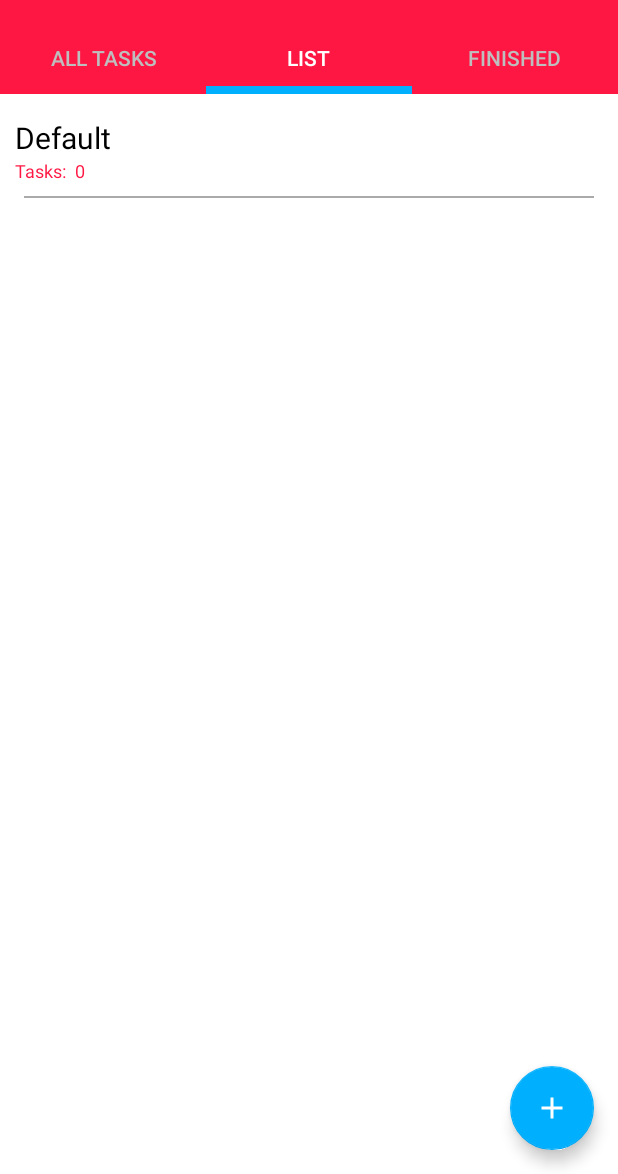
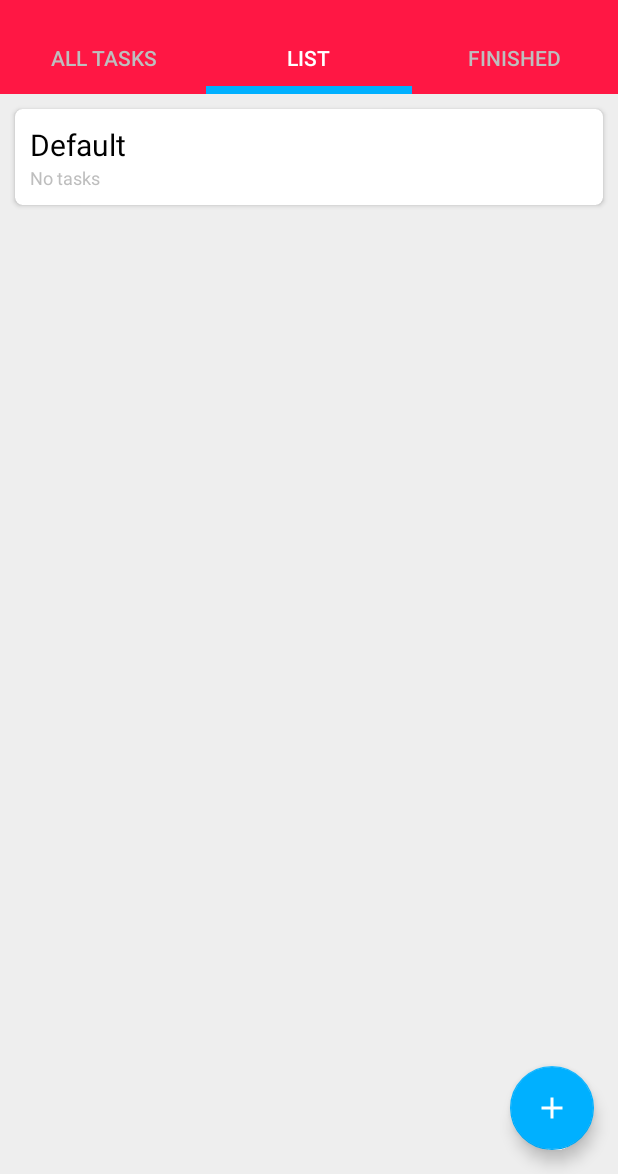
Before and after one commit to BiaChacon/ToDoList, an Android app: the screen it shows after launch (MainActivity), tab 2 chosen, on a phone screen of 412 x 824 dp, the part 62-1236 px from its top. Run offline under Robolectric (Android 15) with nearby library versions, the phone set to English and light mode, and no system bars; our stand-ins replace Room's generated code.

Commit message:
layout inflater

```diff
--- a/app/src/main/java/com/biachacon/todolist/recycler/ToDoListAdapter.kt
+++ b/app/src/main/java/com/biachacon/todolist/recycler/ToDoListAdapter.kt
@@ -40,6 +40,13 @@ class ToDoListAdapter (var c: Context, var toDoList:MutableList<ToDoList>) : Rec
         var toDoListAtual = toDoList[position]
 
         holder.qtdTasks.text = toDoListAtual.qtd_taks.toString()
+
+        if (toDoListAtual.qtd_taks <= 0) {
+            holder.noTasks.visibility = View.VISIBLE
+        }else{
+            holder.layoutQtdTasks.visibility = View.VISIBLE
+        }
+
         holder.nameToDoList.text = toDoListAtual.name
 
         if (position <= 0){
--- a/app/src/main/java/com/biachacon/todolist/recycler/ToDoListViewHolder.kt
+++ b/app/src/main/java/com/biachacon/todolist/recycler/ToDoListViewHolder.kt
@@ -2,6 +2,7 @@ package com.biachacon.todolist.recycler
 
 import android.view.View
 import android.widget.ImageButton
+import android.widget.LinearLayout
 import android.widget.TextView
 import androidx.recyclerview.widget.RecyclerView
 import com.biachacon.todolist.R
@@ -12,12 +13,16 @@ class ToDoListViewHolder(v : View) : RecyclerView.ViewHolder(v)  {
     val qtdTasks: TextView
     val editBt: ImageButton
     val deleteBt: ImageButton
+    val layoutQtdTasks: LinearLayout
+    val noTasks: TextView
 
     init {
         nameToDoList = v.findViewById(R.id.nameToDoList)
         qtdTasks = v.findViewById(R.id.qtdTasks)
         editBt = v.findViewById(R.id.editBt)
         deleteBt = v.findViewById(R.id.deleteBt)
+        layoutQtdTasks = v.findViewById(R.id.layoutQtdTasks)
+        noTasks = v.findViewById(R.id.noTasks)
     }
 
 }
--- a/app/src/main/res/layout/layout_fragment1.xml
+++ b/app/src/main/res/layout/layout_fragment1.xml
@@ -3,7 +3,8 @@
     xmlns:tools="http://schemas.android.com/tools"
     android:layout_width="match_parent"
     android:layout_height="match_parent"
-    tools:context=".fragments.Fragment1">
+    tools:context=".fragments.Fragment1"
+    android:background="@color/background">
 
     <!-- TODO: Update blank fragment layout -->
 
--- a/app/src/main/res/layout/layout_fragment2.xml
+++ b/app/src/main/res/layout/layout_fragment2.xml
@@ -3,7 +3,8 @@
     xmlns:tools="http://schemas.android.com/tools"
     android:layout_width="match_parent"
     android:layout_height="match_parent"
-    tools:context=".fragments.Fragment2">
+    tools:context=".fragments.Fragment2"
+    android:background="@color/background">
 
     <!-- TODO: Update blank fragment layout -->
 
--- a/app/src/main/res/layout/layout_fragment3.xml
+++ b/app/src/main/res/layout/layout_fragment3.xml
@@ -3,7 +3,8 @@
     xmlns:tools="http://schemas.android.com/tools"
     android:layout_width="match_parent"
     android:layout_height="match_parent"
-    tools:context=".fragments.Fragment3">
+    tools:context=".fragments.Fragment3"
+    android:background="@color/background">
 
     <!-- TODO: Update blank fragment layout -->
 
--- a/app/src/main/res/layout/todolist_inflater.xml
+++ b/app/src/main/res/layout/todolist_inflater.xml
@@ -1,14 +1,22 @@
 <?xml version="1.0" encoding="utf-8"?>
-<FrameLayout xmlns:android="http://schemas.android.com/apk/res/android"
+<androidx.cardview.widget.CardView xmlns:android="http://schemas.android.com/apk/res/android"
+    xmlns:app="http://schemas.android.com/apk/res-auto"
+    xmlns:tools="http://schemas.android.com/tools"
     android:layout_width="match_parent"
     android:layout_height="wrap_content"
-    android:background="@color/write">
+    android:layout_margin="10dp"
+    android:clickable="true"
+    android:focusable="true"
+    android:foreground="?android:attr/selectableItemBackground"
+    app:cardBackgroundColor="@color/write"
+    app:cardCornerRadius="5dp"
+    tools:ignore="MissingDefaultResource">
 
     <LinearLayout
         android:layout_width="wrap_content"
         android:layout_height="match_parent"
-        android:layout_marginTop="5sp"
-        android:orientation="horizontal">
+        android:orientation="horizontal"
+        android:layout_marginBottom="10sp">
 
         <LinearLayout
             android:layout_width="wrap_content"
@@ -25,11 +33,22 @@
                 android:textColor="@color/black"
                 android:textSize="20sp" />
 
+            <TextView
+                android:id="@+id/noTasks"
+                android:layout_width="wrap_content"
+                android:layout_height="wrap_content"
+                android:layout_marginLeft="10dp"
+                android:text="No tasks"
+                android:textColor="@color/grey"
+                android:textSize="12sp"
+                android:visibility="gone"/>
+
             <LinearLayout
+                android:id="@+id/layoutQtdTasks"
                 android:layout_width="match_parent"
                 android:layout_height="match_parent"
                 android:orientation="horizontal"
-                android:layout_marginBottom="10sp">
+                android:visibility="gone">
 
                 <TextView
                     android:layout_width="wrap_content"
@@ -56,7 +75,6 @@
     <LinearLayout
         android:layout_width="match_parent"
         android:layout_height="match_parent"
-        android:layout_marginTop="5sp"
         android:layout_marginRight="10sp"
         android:gravity="right">
 
@@ -68,7 +86,7 @@
             android:layout_marginRight="20sp"
             android:background="@color/write"
             android:src="@drawable/ic_edit"
-            android:visibility="gone"/>
+            android:visibility="gone" />
 
         <ImageButton
             android:id="@+id/deleteBt"
@@ -77,13 +95,7 @@
             android:layout_gravity="center"
             android:background="@color/write"
             android:src="@drawable/ic_delete"
-            android:visibility="gone"/>
+            android:visibility="gone" />
     </LinearLayout>
 
-    <View
-        android:layout_width="380dp"
-        android:layout_height="1dp"
-        android:background="@android:color/darker_gray"
-        android:layout_gravity="center_horizontal|bottom"/>
-
-</FrameLayout>
+</androidx.cardview.widget.CardView>
--- a/app/src/main/res/values/colors.xml
+++ b/app/src/main/res/values/colors.xml
@@ -5,6 +5,8 @@
     <color name="colorPrimaryDark">#D50000</color>
     <color name="colorAccent">#FF1744</color>
     <color name="colorLight">#ff5bff</color>
+
+    <color name="background">#eeeeee</color>
 
     <color name="red">@android:color/holo_red_dark</color>
     <color name="write">#FFFFFF</color>
--- a/app/src/main/res/values/styles.xml
+++ b/app/src/main/res/values/styles.xml
@@ -10,7 +10,7 @@
         <item name="android:actionBarStyle">@style/ActionBarTheme</item>
         <item name="actionBarStyle">@style/ActionBarTheme</item>
         <!-- SearchView attributes -->
-        <item name="colorControlNormal">@color/write</item>
+
     </style>
 
     <style name="AppTheme.ItemTextStyle" parent="@android:style/TextAppearance.Widget.IconMenu.Item">
```
Also changed, not shown: app/src/main/java/com/biachacon/todolist/recycler/TaskAdapter.kt (+10 -0 lines), app/src/main/res/layout/task_inflater.xml (+17 -15 lines).
